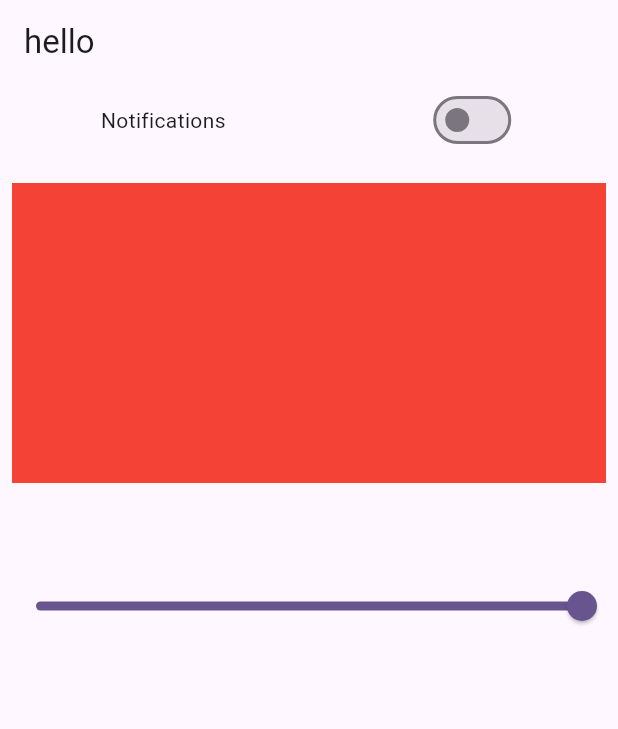
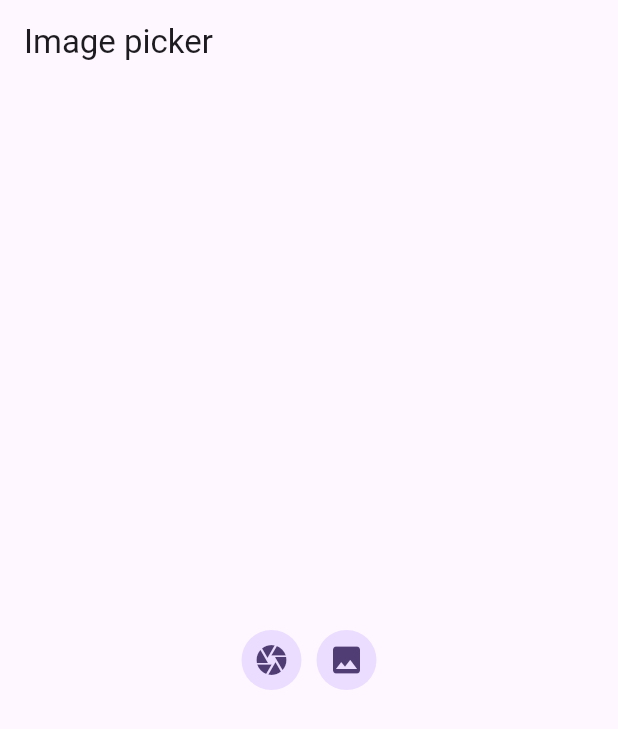
Before and after one commit to Takbirulislam420/bloc_practice, a Flutter app: the screen it shows after launch, on a phone screen of 412 x 824 dp. Shown: the top 729 px of the screen. Run offline on Flutter 3.47's test engine with Material 3 defaults, Android fonts, the phone set to English and light mode, and no system bars; our stand-ins replace bloc, equatable, flutter_bloc, image_picker.

Commit message:
pick image with bloc

```diff
--- /dev/null
+++ b/lib/bloc/image/imagepicker_bloc.dart
@@ -0,0 +1,35 @@
+import 'dart:async';
+import 'package:bloc/bloc.dart';
+import 'package:equatable/equatable.dart';
+import 'package:image_picker/image_picker.dart';
+import 'package:practice_with_bloc/utils/image_picker_utils.dart';
+
+part 'imagepicker_event.dart';
+part 'imagepicker_state.dart';
+
+class ImagepickerBloc extends Bloc<ImagepickerEvent, ImagepickerState> {
+  final ImagePickerUtils imagePickerUtils;
+
+  ImagepickerBloc(this.imagePickerUtils) : super(const ImagepickerState()) {
+    on<CameraCapture>(_cameraCapture);
+    on<GalleryImagePicker>(_galleryImagePicker);
+  }
+
+  // Capture image from camera
+  Future<void> _cameraCapture(
+    CameraCapture event,
+    Emitter<ImagepickerState> emit,
+  ) async {
+    XFile? file = await imagePickerUtils.cameraCapture();
+    emit(state.copyWith(file: file));
+  }
+
+  // Pick image from gallery
+  Future<void> _galleryImagePicker(
+    GalleryImagePicker event,
+    Emitter<ImagepickerState> emit,
+  ) async {
+    XFile? file = await imagePickerUtils.galleryCapture();
+    emit(state.copyWith(file: file));
+  }
+}
--- /dev/null
+++ b/lib/bloc/image/imagepicker_event.dart
@@ -0,0 +1,12 @@
+part of 'imagepicker_bloc.dart';
+
+abstract class ImagepickerEvent extends Equatable {
+  const ImagepickerEvent();
+
+  @override
+  List<Object> get props => [];
+}
+
+class CameraCapture extends ImagepickerEvent {}
+
+class GalleryImagePicker extends ImagepickerEvent {}
--- /dev/null
+++ b/lib/bloc/image/imagepicker_state.dart
@@ -0,0 +1,16 @@
+part of 'imagepicker_bloc.dart';
+
+class ImagepickerState extends Equatable {
+  final XFile? file;
+
+  const ImagepickerState({this.file});
+
+  ImagepickerState copyWith({XFile? file}) {
+    return ImagepickerState(
+      file: file ?? this.file,
+    );
+  }
+
+  @override
+  List<Object?> get props => [file];
+}
--- /dev/null
+++ b/lib/features/image_picker/image_picker_screen.dart
@@ -0,0 +1,49 @@
+import 'dart:io';
+
+import 'package:flutter/material.dart';
+import 'package:flutter_bloc/flutter_bloc.dart';
+import 'package:practice_with_bloc/bloc/image/imagepicker_bloc.dart';
+
+class ImagePickerScreen extends StatefulWidget {
+  const ImagePickerScreen({super.key});
+
+  @override
+  State<ImagePickerScreen> createState() => _ImagePickerScreenState();
+}
+
+class _ImagePickerScreenState extends State<ImagePickerScreen> {
+  @override
+  Widget build(BuildContext context) {
+    return Scaffold(
+      appBar: AppBar(title: Text("Image picker")),
+      body: Center(
+        child: BlocBuilder<ImagepickerBloc, ImagepickerState>(
+          builder: (context, state) {
+            if (state.file == null) {
+              return Row(
+                mainAxisAlignment: MainAxisAlignment.center,
+                children: [
+                  InkWell(
+                    onTap: () {
+                      context.read<ImagepickerBloc>().add(CameraCapture());
+                    },
+                    child: CircleAvatar(child: Icon(Icons.camera)),
+                  ),
+                  SizedBox(width: 10,),
+                  InkWell(
+                    onTap: () {
+                      context.read<ImagepickerBloc>().add(GalleryImagePicker());
+                    },
+                    child: CircleAvatar(child: Icon(Icons.image)),
+                  ),
+                ],
+              );
+            } else {
+              return Image.file(File(state.file!.path.toString()));
+            }
+          },
+        ),
+      ),
+    );
+  }
+}
--- a/lib/main.dart
+++ b/lib/main.dart
@@ -1,8 +1,10 @@
 import 'package:flutter/material.dart';
 import 'package:flutter_bloc/flutter_bloc.dart';
 import 'package:practice_with_bloc/bloc/counter/counter_bloc.dart';
+import 'package:practice_with_bloc/bloc/image/imagepicker_bloc.dart';
 import 'package:practice_with_bloc/bloc/switch/switch_bloc.dart';
-import 'package:practice_with_bloc/features/switch_exm/switch_exmple.dart';
+import 'package:practice_with_bloc/features/image_picker/image_picker_screen.dart';
+import 'package:practice_with_bloc/utils/image_picker_utils.dart';
 
 void main() {
   runApp(const MyApp());
@@ -18,14 +20,15 @@ class MyApp extends StatelessWidget {
       providers: [
         BlocProvider(create: (_) => CounterBloc()),
         BlocProvider(create: (_) => SwitchBloc()),
+        BlocProvider(create: (_) => ImagepickerBloc(ImagePickerUtils())),
+      ],
 
-      ],
       child: MaterialApp(
         title: 'Flutter Demo',
         theme: ThemeData(
           colorScheme: .fromSeed(seedColor: Colors.deepPurple),
         ),
-        home: const SwitchExmple(),
+        home: const ImagePickerScreen(),
       ),
     );
   }
--- /dev/null
+++ b/lib/utils/image_picker_utils.dart
@@ -0,0 +1,13 @@
+import 'package:image_picker/image_picker.dart';
+
+class ImagePickerUtils {
+  final ImagePicker _picker = ImagePicker();
+
+  Future<XFile?> cameraCapture() async {
+    return await _picker.pickImage(source: ImageSource.camera);
+  }
+
+  Future<XFile?> galleryCapture() async {
+    return await _picker.pickImage(source: ImageSource.gallery);
+  }
+}
--- a/pubspec.yaml
+++ b/pubspec.yaml
@@ -37,6 +37,7 @@ dependencies:
   bloc: ^9.1.0
   flutter_bloc: ^9.1.1
   equatable: ^2.0.7
+  image_picker: ^1.2.1
 
 dev_dependencies:
   flutter_test:
```
Also changed, not shown: pubspec.lock.
